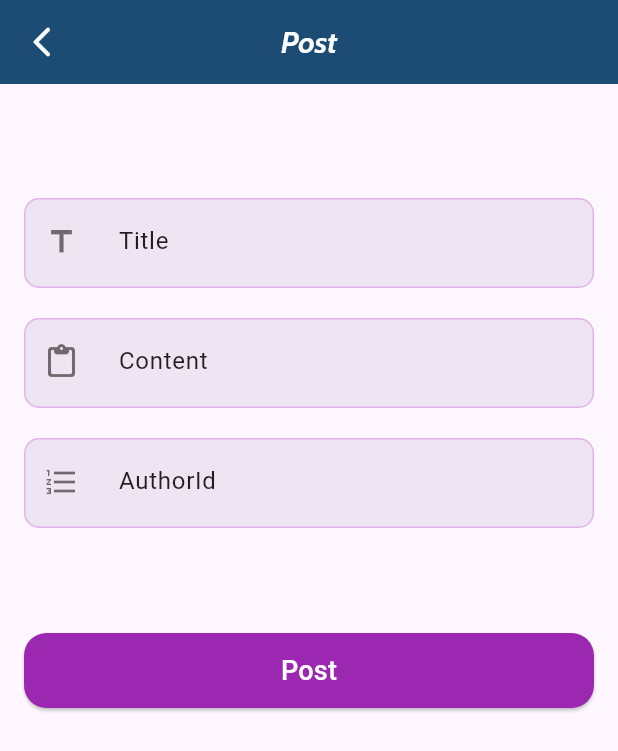
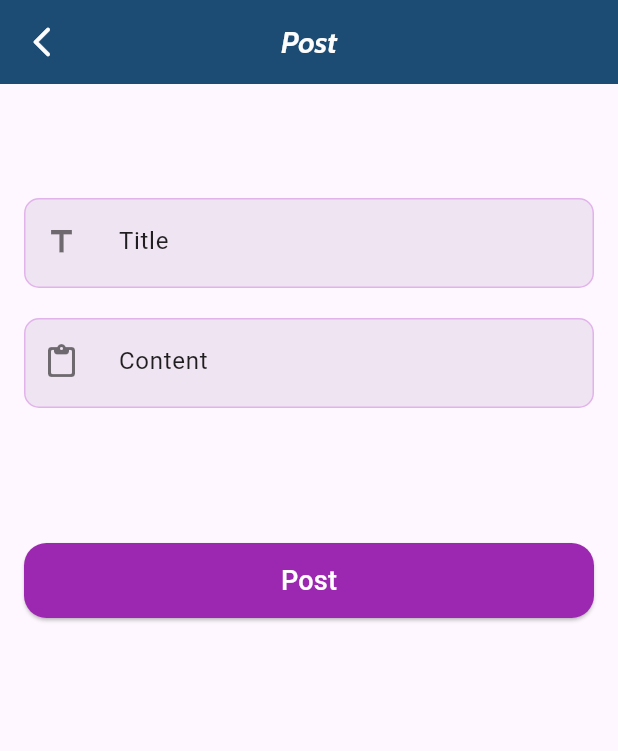
Before and after one commit to Risafekm/blog_app, a Flutter app: the HomeScreen screen opened directly with empty values, after a tap on the "add" icon, on a phone screen of 412 x 824 dp. Shown: the top 751 px of the screen. Run offline on Flutter 3.47's test engine with Material 3 defaults, Android fonts, the phone set to English and light mode, and no system bars; our stand-ins replace bloc, flutter_bloc, google_fonts, hive, hive_flutter; accounts and stored records are empty.

Commit message:
remove authorid textfield

```diff
--- a/lib/main.dart
+++ b/lib/main.dart
@@ -1,3 +1,5 @@
+// ignore_for_file: use_key_in_widget_constructors
+
 import 'package:blog_app/core/models/postmodel/post_model.dart';
 import 'package:blog_app/core/models/usermodel/user_model.dart';
 import 'package:blog_app/hive_database/hive_admin.dart';
@@ -60,7 +62,7 @@ class UserLoginStatus extends StatelessWidget {
       future: _checkLoginStatus(),
       builder: (context, snapshot) {
         if (snapshot.connectionState == ConnectionState.waiting) {
-          return Center(child: CircularProgressIndicator());
+          return const Center(child: CircularProgressIndicator());
         } else if (snapshot.hasError) {
           return Center(child: Text('Error: ${snapshot.error}'));
         } else if (snapshot.hasData) {
@@ -75,7 +77,7 @@ class UserLoginStatus extends StatelessWidget {
             return BlocProvider(
               create: (context) => AdminBloc(hiveDatabase: AdminAuthBox())
                 ..add(CheckAdminAuthStatus()),
-              child: AdminHomeScreen(),
+              child: const AdminHomeScreen(),
             );
           } else {
             return LoginScreen();
--- a/lib/presentation/user_pages/home_screen/bloc_post/post_bloc.dart
+++ b/lib/presentation/user_pages/home_screen/bloc_post/post_bloc.dart
@@ -32,6 +32,8 @@ class PostBloc extends Bloc<PostEvent, PostState> {
               post.isPublished &&
               post.title.toLowerCase().contains(event.query.toLowerCase()))
           .toList();
+      print('Search Results Length: ${posts.length}'); // Debug statement
+      print('Search Results: $posts'); // Debug statement
       emit(PostSearchResults(posts));
     } catch (e) {
       emit(PostFailure(e.toString()));
--- a/lib/presentation/user_pages/home_screen/home_screen.dart
+++ b/lib/presentation/user_pages/home_screen/home_screen.dart
@@ -20,6 +20,9 @@ class HomeScreen extends StatelessWidget {
 
   @override
   Widget build(BuildContext context) {
+    // Print Hive data when HomeScreen is initialized
+    _printHiveData();
+
     return BlocProvider(
       create: (context) => PostBloc()..add(PostSearch('')),
       child: Scaffold(
@@ -39,6 +42,7 @@ class HomeScreen extends StatelessWidget {
           actions: [
             IconButton(
               onPressed: () async {
+                _printHiveData();
                 if (!Hive.isBoxOpen('posts')) {
                   await Hive.openBox<PostModel>('posts');
                 }
@@ -78,6 +82,7 @@ class HomeScreen extends StatelessWidget {
               padding: const EdgeInsets.all(8.0),
               child: TextField(
                 onChanged: (query) {
+                  print("Search Query: $query"); // Debug statement
                   context.read<PostBloc>().add(PostSearch(query));
                 },
                 decoration: InputDecoration(
@@ -96,6 +101,9 @@ class HomeScreen extends StatelessWidget {
             Expanded(
               child: BlocBuilder<PostBloc, PostState>(
                 builder: (context, state) {
+                  // Debug print to confirm BlocBuilder rebuild
+                  print("Current State: ${state.runtimeType}");
+
                   if (state is PostInitial) {
                     return const Center(child: CircularProgressIndicator());
                   } else if (state is PostSearchResults) {
@@ -201,4 +209,12 @@ class HomeScreen extends StatelessWidget {
       ),
     );
   }
+
+  Future<void> _printHiveData() async {
+    final box = await Hive.openBox<PostModel>('posts');
+    final posts = box.values.toList();
+    for (var post in posts) {
+      print('Post ID: ${post.id}, Title: ${post.title}');
+    }
+  }
 }
--- a/lib/presentation/user_pages/post_screen/post_screen.dart
+++ b/lib/presentation/user_pages/post_screen/post_screen.dart
@@ -14,7 +14,6 @@ class PostScreen extends StatelessWidget {
   Widget build(BuildContext context) {
     TextEditingController titleController = TextEditingController();
     TextEditingController contentController = TextEditingController();
-    TextEditingController authorIdController = TextEditingController();
 
     return Scaffold(
       appBar: AppBar(
@@ -72,11 +71,6 @@ class PostScreen extends StatelessWidget {
                   controller: contentController,
                 ),
                 const SizedBox(height: 20),
-                CustomTextFieldWidget(
-                  text: 'AuthorId',
-                  icon: Icons.format_list_numbered,
-                  controller: authorIdController,
-                ),
                 const SizedBox(height: 70),
                 ButtonLogin(
                   onPressed: () {
@@ -84,7 +78,7 @@ class PostScreen extends StatelessWidget {
                       id: '',
                       title: titleController.text,
                       content: contentController.text,
-                      authorId: authorIdController.text,
+                      authorId: '',
                       isPublished: false, // or set it as needed
                       response: '', // or set it as needed
                     );
```
